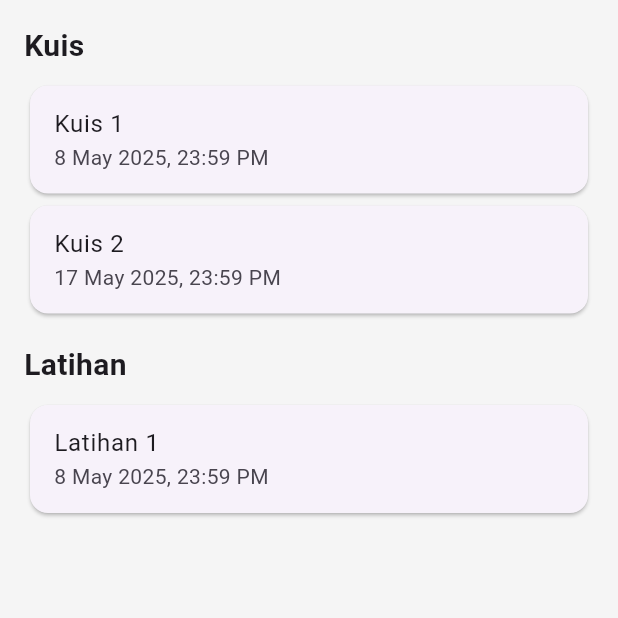
After one commit to marissssssa/MobApps, a Flutter app: the TugasPage screen opened directly, on a phone screen of 412 x 824 dp, the top half of it. The commit adds this screen. Run offline on Flutter 3.47's test engine with Material 3 defaults, Android fonts, the phone set to English and light mode, and no system bars; network calls fail.

Commit message:
Add materi_page and tugas_page, update siswa_homepage and main_dashboard_page

```diff
--- a/lib/screens/main_dashboard_page.dart
+++ b/lib/screens/main_dashboard_page.dart
@@ -3,6 +3,8 @@ import 'package:educonnect/screens/guru/guru_homepage.dart';
 import 'package:educonnect/screens/siswa/siswa_homepage.dart';
 import 'package:educonnect/screens/orang_tua/orang_tua_homepage.dart';
 import 'package:educonnect/screens/profile/profile_page.dart';
+import 'package:educonnect/screens/siswa/materi_page.dart';
+import 'package:educonnect/screens/siswa/tugas_page.dart';
 
 // Enum untuk mendefinisikan peran pengguna. Ini lebih aman daripada menggunakan String.
 enum UserRole { guru, siswa, orangTua }
@@ -34,6 +36,8 @@ class _MainDashboardPageState extends State<MainDashboardPage> {
   List<Widget> _buildScreens() {
     return [
       _getHomepageForRole(), // Halaman utama sesuai peran
+      MateriPage(),     // Materi page
+      TugasPage(),      // Tugas page
       const ProfilePage(),
     ];
   }
@@ -52,6 +56,8 @@ class _MainDashboardPageState extends State<MainDashboardPage> {
       bottomNavigationBar: BottomNavigationBar(
         items: const <BottomNavigationBarItem>[
           BottomNavigationBarItem(icon: Icon(Icons.home), label: 'Home'),
+          BottomNavigationBarItem(icon: Icon(Icons.book), label: 'Materi'),
+          BottomNavigationBarItem(icon: Icon(Icons.assignment), label: 'Tugas'),
           BottomNavigationBarItem(icon: Icon(Icons.person), label: 'Profile'),
         ],
         currentIndex: _selectedIndex,
--- /dev/null
+++ b/lib/screens/siswa/tugas_page.dart
@@ -0,0 +1,45 @@
+import 'package:flutter/material.dart';
+
+class TugasPage extends StatelessWidget {
+  const TugasPage({super.key});
+
+  final List<Map<String, dynamic>> kuis = const [
+    {'title': 'Kuis 1', 'deadline': '8 May 2025, 23:59 PM'},
+    {'title': 'Kuis 2', 'deadline': '17 May 2025, 23:59 PM'},
+  ];
+
+  final List<Map<String, dynamic>> latihan = const [
+    {'title': 'Latihan 1', 'deadline': '8 May 2025, 23:59 PM'},
+  ];
+
+  @override
+  Widget build(BuildContext context) {
+    return Scaffold(
+      backgroundColor: const Color.fromRGBO(245, 245, 245, 1),
+      body: Padding(
+        padding: const EdgeInsets.all(16),
+        child: ListView(
+          children: [
+            const Text('Kuis', style: TextStyle(fontSize: 20, fontWeight: FontWeight.bold)),
+            const SizedBox(height: 8),
+            ...kuis.map((item) => Card(
+                  child: ListTile(
+                    title: Text(item['title']),
+                    subtitle: Text(item['deadline']),
+                  ),
+                )),
+            const SizedBox(height: 16),
+            const Text('Latihan', style: TextStyle(fontSize: 20, fontWeight: FontWeight.bold)),
+            const SizedBox(height: 8),
+            ...latihan.map((item) => Card(
+                  child: ListTile(
+                    title: Text(item['title']),
+                    subtitle: Text(item['deadline']),
+                  ),
+                )),
+          ],
+        ),
+      ),
+    );
+  }
+}
```
Also changed, not shown: lib/screens/siswa/materi_page.dart (added, +61 -0 lines), lib/screens/siswa/siswa_homepage.dart (+35 -17 lines).
